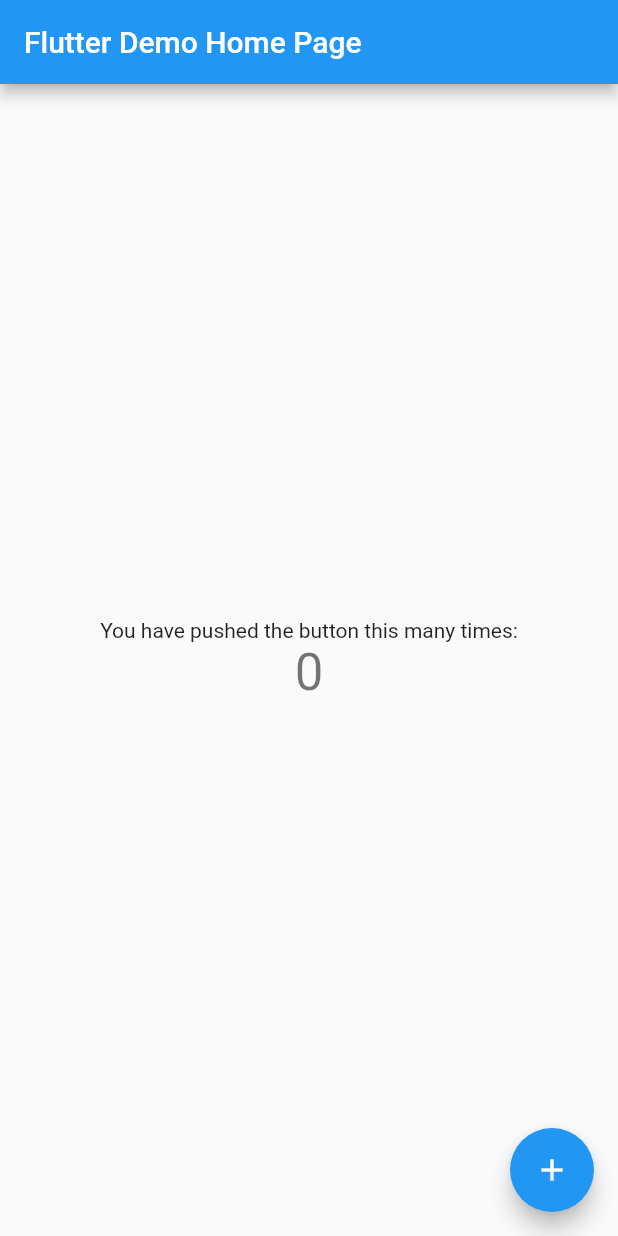
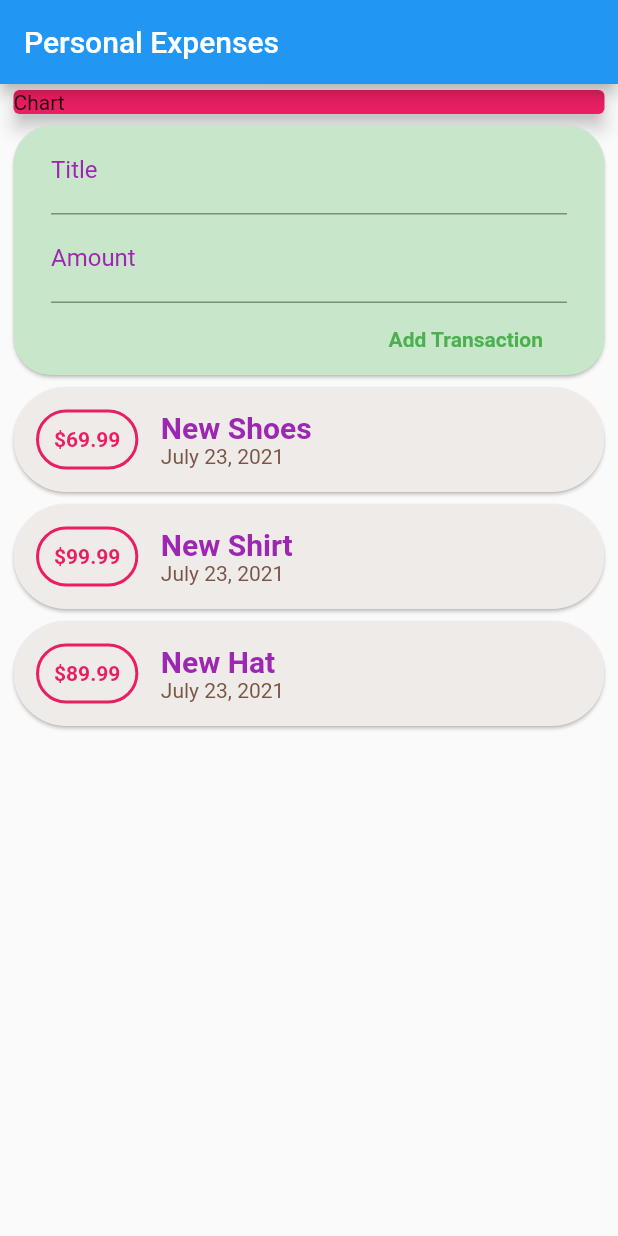
Before and after one commit to tangminhtin/fpersonal_expenses, a Flutter app: the screen it shows after launch, on a phone screen of 412 x 824 dp. Run offline on Flutter 3.47's test engine with Material 2 defaults, Android fonts, the phone set to English and light mode, and no system bars.

Commit message:
Column with single scroll view

```diff
--- a/lib/main.dart
+++ b/lib/main.dart
@@ -1,4 +1,5 @@
 import 'package:flutter/material.dart';
+import '../widgets/user_transaction.dart';
 
 void main() {
   runApp(MyApp());
@@ -11,103 +12,37 @@
     return MaterialApp(
       title: 'Flutter Demo',
       theme: ThemeData(
-        // This is the theme of your application.
-        //
-        // Try running your application with "flutter run". You'll see the
-        // application has a blue toolbar. Then, without quitting the app, try
-        // changing the primarySwatch below to Colors.green and then invoke
-        // "hot reload" (press "r" in the console where you ran "flutter run",
-        // or simply save your changes to "hot reload" in a Flutter IDE).
-        // Notice that the counter didn't reset back to zero; the application
-        // is not restarted.
         primarySwatch: Colors.blue,
       ),
-      home: MyHomePage(title: 'Flutter Demo Home Page'),
+      home: MyHomePage(),
     );
   }
 }
 
-class MyHomePage extends StatefulWidget {
-  MyHomePage({Key? key, required this.title}) : super(key: key);
-
-  // This widget is the home page of your application. It is stateful, meaning
-  // that it has a State object (defined below) that contains fields that affect
-  // how it looks.
-
-  // This class is the configuration for the state. It holds the values (in this
-  // case the title) provided by the parent (in this case the App widget) and
-  // used by the build method of the State. Fields in a Widget subclass are
-  // always marked "final".
-
-  final String title;
-
-  @override
-  _MyHomePageState createState() => _MyHomePageState();
-}
-
-class _MyHomePageState extends State<MyHomePage> {
-  int _counter = 0;
-
-  void _incrementCounter() {
-    setState(() {
-      // This call to setState tells the Flutter framework that something has
-      // changed in this State, which causes it to rerun the build method below
-      // so that the display can reflect the updated values. If we changed
-      // _counter without calling setState(), then the build method would not be
-      // called again, and so nothing would appear to happen.
-      _counter++;
-    });
-  }
-
+class MyHomePage extends StatelessWidget {
   @override
   Widget build(BuildContext context) {
-    // This method is rerun every time setState is called, for instance as done
-    // by the _incrementCounter method above.
-    //
-    // The Flutter framework has been optimized to make rerunning build methods
-    // fast, so that you can just rebuild anything that needs updating rather
-    // than having to individually change instances of widgets.
     return Scaffold(
       appBar: AppBar(
-        // Here we take the value from the MyHomePage object that was created by
-        // the App.build method, and use it to set our appbar title.
-        title: Text(widget.title),
+        title: Text('Personal Expenses'),
       ),
-      body: Center(
-        // Center is a layout widget. It takes a single child and positions it
-        // in the middle of the parent.
+      body: Padding(
+        padding: EdgeInsets.symmetric(horizontal: 5),
         child: Column(
-          // Column is also a layout widget. It takes a list of children and
-          // arranges them vertically. By default, it sizes itself to fit its
-          // children horizontally, and tries to be as tall as its parent.
-          //
-          // Invoke "debug painting" (press "p" in the console, choose the
-          // "Toggle Debug Paint" action from the Flutter Inspector in Android
-          // Studio, or the "Toggle Debug Paint" command in Visual Studio Code)
-          // to see the wireframe for each widget.
-          //
-          // Column has various properties to control how it sizes itself and
-          // how it positions its children. Here we use mainAxisAlignment to
-          // center the children vertically; the main axis here is the vertical
-          // axis because Columns are vertical (the cross axis would be
-          // horizontal).
-          mainAxisAlignment: MainAxisAlignment.center,
-          children: <Widget>[
-            Text(
-              'You have pushed the button this many times:',
+          crossAxisAlignment: CrossAxisAlignment.stretch,
+          children: [
+            Container(
+              width: double.infinity,
+              child: Card(
+                child: Text('Chart'),
+                color: Colors.pink,
+                elevation: 5,
+              ),
             ),
-            Text(
-              '$_counter',
-              style: Theme.of(context).textTheme.headline4,
-            ),
+            UserTransaction(),
           ],
         ),
       ),
-      floatingActionButton: FloatingActionButton(
-        onPressed: _incrementCounter,
-        tooltip: 'Increment',
-        child: Icon(Icons.add),
-      ), // This trailing comma makes auto-formatting nicer for build methods.
     );
   }
 }
--- /dev/null
+++ b/lib/models/transaction.dart
@@ -0,0 +1,13 @@
+class Transaction {
+  final String id;
+  final String title;
+  final double amount;
+  final DateTime date;
+
+  Transaction({
+    required this.id,
+    required this.title,
+    required this.amount,
+    required this.date,
+  });
+}
--- /dev/null
+++ b/lib/widgets/new_transaction.dart
@@ -0,0 +1,62 @@
+import 'package:flutter/material.dart';
+
+class NewTransaction extends StatelessWidget {
+  final Function addNewTransaction;
+  final titleController = TextEditingController();
+  final amountController = TextEditingController();
+
+  NewTransaction(this.addNewTransaction);
+
+  @override
+  Widget build(BuildContext context) {
+    return Card(
+      color: Colors.green[100],
+      shape: RoundedRectangleBorder(
+        borderRadius: BorderRadius.circular(25),
+      ),
+      child: Container(
+        padding: EdgeInsets.symmetric(horizontal: 25),
+        child: Column(
+          crossAxisAlignment: CrossAxisAlignment.end,
+          children: [
+            TextField(
+              textCapitalization: TextCapitalization.words,
+              decoration: InputDecoration(
+                labelText: 'Title',
+                labelStyle: TextStyle(
+                  color: Colors.purple,
+                ),
+              ),
+              controller: titleController,
+            ),
+            TextField(
+              keyboardType: TextInputType.number,
+              decoration: InputDecoration(
+                labelText: 'Amount',
+                labelStyle: TextStyle(
+                  color: Colors.purple,
+                ),
+              ),
+              controller: amountController,
+            ),
+            FlatButton(
+              onPressed: () {
+                addNewTransaction(
+                  titleController.text,
+                  double.parse(amountController.text),
+                );
+              },
+              child: Text(
+                'Add Transaction',
+                style: TextStyle(
+                  fontWeight: FontWeight.bold,
+                  color: Colors.green,
+                ),
+              ),
+            ),
+          ],
+        ),
+      ),
+    );
+  }
+}
--- /dev/null
+++ b/lib/widgets/transaction_list.dart
@@ -0,0 +1,72 @@
+import 'package:flutter/material.dart';
+import 'package:intl/intl.dart';
+import '../models/transaction.dart';
+
+class TransactionList extends StatelessWidget {
+  final List<Transaction> transactions;
+
+  TransactionList(this.transactions);
+
+  @override
+  Widget build(BuildContext context) {
+    return Container(
+      height: 400,
+      child: SingleChildScrollView(
+        child: Column(
+          children: transactions.map((t) {
+            return Card(
+              color: Colors.brown[50],
+              shape: RoundedRectangleBorder(
+                borderRadius: BorderRadius.all(Radius.circular(50)),
+              ),
+              child: Row(
+                children: [
+                  Container(
+                    margin: EdgeInsets.symmetric(
+                      vertical: 15,
+                      horizontal: 15,
+                    ),
+                    decoration: BoxDecoration(
+                      border: Border.all(
+                        width: 2,
+                        color: Colors.pink,
+                      ),
+                      borderRadius: BorderRadius.all(Radius.circular(50)),
+                    ),
+                    padding: EdgeInsets.all(10),
+                    child: Text(
+                      '\$${t.amount}',
+                      style: TextStyle(
+                        color: Colors.pink,
+                        fontWeight: FontWeight.bold,
+                      ),
+                    ),
+                  ),
+                  Column(
+                    crossAxisAlignment: CrossAxisAlignment.start,
+                    children: [
+                      Text(
+                        t.title,
+                        style: TextStyle(
+                          fontSize: 20,
+                          color: Colors.purple,
+                          fontWeight: FontWeight.bold,
+                        ),
+                      ),
+                      Text(
+                        DateFormat.yMMMMd().format(t.date),
+                        style: TextStyle(
+                          color: Colors.brown,
+                        ),
+                      ),
+                    ],
+                  ),
+                ],
+              ),
+            );
+          }).toList(),
+        ),
+      ),
+    );
+  }
+}
--- /dev/null
+++ b/lib/widgets/user_transaction.dart
@@ -0,0 +1,54 @@
+import 'package:flutter/material.dart';
+import '../models/transaction.dart';
+import './new_transaction.dart';
+import './transaction_list.dart';
+
+class UserTransaction extends StatefulWidget {
+  @override
+  _UserTransactionState createState() => _UserTransactionState();
+}
+
+class _UserTransactionState extends State<UserTransaction> {
+  final List<Transaction> _transactions = [
+    Transaction(
+      id: 't1',
+      title: 'New Shoes',
+      amount: 69.99,
+      date: DateTime.now(),
+    ),
+    Transaction(
+      id: 't2',
+      title: 'New Shirt',
+      amount: 99.99,
+      date: DateTime.now(),
+    ),
+    Transaction(
+      id: 't3',
+      title: 'New Hat',
+      amount: 89.99,
+      date: DateTime.now(),
+    ),
+  ];
+  void _addNewTransaction(String title, double amount) {
+    final newTransaction = Transaction(
+      id: DateTime.now().toString(),
+      title: title,
+      amount: amount,
+      date: DateTime.now(),
+    );
+
+    setState(() {
+      _transactions.add(newTransaction);
+    });
+  }
+
+  @override
+  Widget build(BuildContext context) {
+    return Column(
+      children: [
+        NewTransaction(_addNewTransaction),
+        TransactionList(_transactions),
+      ],
+    );
+  }
+}
--- a/pubspec.yaml
+++ b/pubspec.yaml
@@ -23,6 +23,7 @@
 dependencies:
   flutter:
     sdk: flutter
+  intl: ^0.17.0
 
 
   # The following adds the Cupertino Icons font to your application.
```
Also changed, not shown: pubspec.lock.
